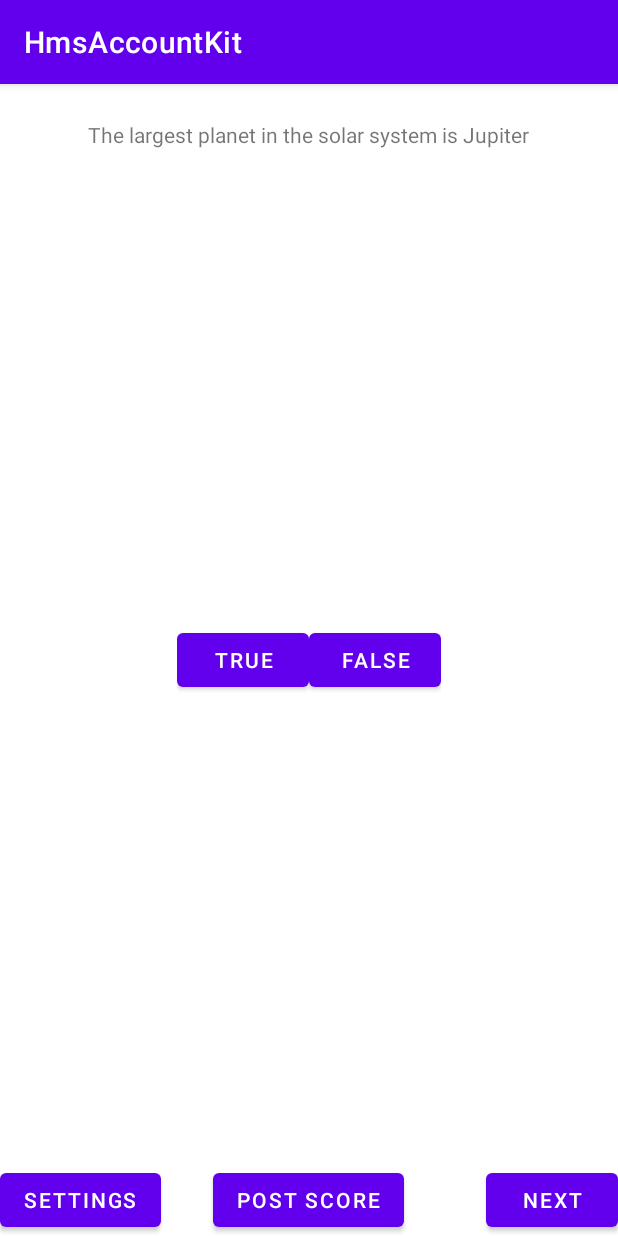
After one commit to srtcayhan/HMSPlayground, an Android app: the AnalyticsActivity screen opened directly, with no data from a screen before it, on a phone screen of 412 x 824 dp. The commit adds this screen. Run offline under Robolectric (Android 15) with nearby library versions, the phone set to English and light mode, and no system bars; libraries missing offline, so code that uses them is left out: com.huawei.hms; 2 statements that could not run were skipped.

Commit message:
analytics kit implemented

```diff
--- a/app/build.gradle
+++ b/app/build.gradle
@@ -66,6 +66,7 @@ dependencies {
     androidTestImplementation 'androidx.test.ext:junit:1.1.3'
     androidTestImplementation 'androidx.test.espresso:espresso-core:3.4.0'
     implementation 'com.huawei.hms:hwid:6.1.0.302'
-    implementation 'com.huawei.agconnect:agcp:1.5.2.300'
+    implementation 'com.huawei.agconnect:agcp:1.6.0.300'
     implementation 'com.huawei.hms:push:5.1.1.301'
+    implementation 'com.huawei.hms:hianalytics:6.3.0.302'
 }
--- /dev/null
+++ b/app/src/main/java/com/example/srtcayhan/hmsaccountkit/AnalyticsActivity.kt
@@ -0,0 +1,124 @@
+package com.example.srtcayhan.hmsaccountkit
+
+import android.content.Intent
+import androidx.appcompat.app.AppCompatActivity
+import android.os.Bundle
+import android.widget.Button
+import android.widget.TextView
+import android.widget.Toast
+import com.huawei.hms.analytics.HiAnalytics
+import com.huawei.hms.analytics.HiAnalyticsInstance
+import com.huawei.hms.analytics.HiAnalyticsTools
+import java.text.SimpleDateFormat
+import java.util.*
+import com.huawei.hms.analytics.type.HAEventType.SUBMITSCORE
+
+import com.huawei.hms.analytics.type.HAParamType.SCORE
+
+class AnalyticsActivity : AppCompatActivity() {
+    private lateinit var btnSetting: Button
+
+    private val questions = arrayOf(R.string.q1, R.string.q2, R.string.q3, R.string.q4, R.string.q5)
+    private val answers = arrayOf(true, true, false, false, true)
+
+    private var curQuestionIdx = 0
+
+    private lateinit var txtQuestion: TextView
+
+    private lateinit var btnNext: Button
+
+    private lateinit var btnTrue: Button
+
+    private lateinit var btnFalse: Button
+
+    private lateinit var postScore: Button
+
+    private var score = 0
+
+    // Define a variable for the Analytics Kit instance.
+    private lateinit var instance: HiAnalyticsInstance
+
+    override fun onCreate(savedInstanceState: Bundle?) {
+        super.onCreate(savedInstanceState)
+        setContentView(R.layout.activity_analytics)
+
+        //  Initialize Analytics Kit.
+        HiAnalyticsTools.enableLog()
+        instance = HiAnalytics.getInstance(this)
+
+        txtQuestion = findViewById(R.id.question_text_view)
+        txtQuestion.setText(questions[curQuestionIdx])
+
+        btnSetting = findViewById(R.id.setting_button)
+        btnSetting.setOnClickListener {
+            val i = Intent(this, SettingActivity::class.java)
+            startActivityForResult(i, 0)
+        }
+
+        btnNext = findViewById(R.id.next_button)
+        btnNext.setOnClickListener {
+            curQuestionIdx = (curQuestionIdx + 1) % questions.size
+            nextQuestion()
+        }
+
+        btnTrue = findViewById(R.id.true_button)
+        btnTrue.setOnClickListener {
+            checkAnswer(true)
+            reportAnswerEvt("true")
+        }
+
+        btnFalse = findViewById(R.id.false_button)
+        btnFalse.setOnClickListener {
+            checkAnswer(false)
+            reportAnswerEvt("false")
+        }
+
+        postScore = findViewById(R.id.post_score_button)
+        postScore.setOnClickListener {
+            postScore()
+        }
+    }
+
+    private fun nextQuestion() {
+        txtQuestion.setText(questions[curQuestionIdx])
+    }
+
+    private fun checkAnswer(answer: Boolean): Boolean {
+        val q = txtQuestion.text.toString().trim()
+        if (answer == answers[curQuestionIdx]) {
+            score += 20
+            Toast.makeText(this, R.string.correct_answer, Toast.LENGTH_SHORT).show()
+            //  Report a custom Event
+
+        } else {
+            Toast.makeText(this, R.string.wrong_answer, Toast.LENGTH_SHORT).show()
+            //  Report a custom Event
+
+        }
+        return answers[curQuestionIdx]
+    }
+
+    private fun reportAnswerEvt(answer: String) {
+        //  Report a custom event.
+        // Event Name: Answer
+        // Event Parameters:
+        //  -- question: String
+        //  -- answer: String
+        //  -- answerTime: String
+        val bundle = Bundle()
+        bundle.putString("question", txtQuestion.text.toString().trim { it <= ' ' })
+        bundle.putString("answer", answer)
+        val sdf = SimpleDateFormat("yyyy-MM-dd HH:mm:ss", Locale.ENGLISH)
+        bundle.putString("answerTime", sdf.format(Date()))
+        // Report a custom event.
+        instance.onEvent("Answer", bundle)
+    }
+
+    private fun postScore() {
+        //  Report the score by using the SUBMITSCORE event.
+        val bundle = Bundle()
+        bundle.putLong(SCORE, score.toLong())
+        // Report a predefined event.
+        instance.onEvent(SUBMITSCORE, bundle)
+    }
+}
--- /dev/null
+++ b/app/src/main/res/layout/activity_analytics.xml
@@ -0,0 +1,55 @@
+<?xml version="1.0" encoding="utf-8"?>
+<FrameLayout xmlns:android="http://schemas.android.com/apk/res/android"
+    android:layout_width="match_parent"
+    android:layout_height="match_parent"
+    >
+
+    <TextView
+        android:id="@+id/question_text_view"
+        android:layout_width="wrap_content"
+        android:layout_height="wrap_content"
+        android:layout_gravity="center_horizontal"
+        android:padding="24dp"
+        />
+
+
+    <LinearLayout
+        android:layout_width="wrap_content"
+        android:layout_height="wrap_content"
+        android:layout_gravity="center_vertical|center_horizontal"
+        android:orientation="horizontal">
+
+        <Button
+            android:id="@+id/true_button"
+            android:layout_width="wrap_content"
+            android:layout_height="wrap_content"
+            android:text="@string/true_button"/>
+
+        <Button
+            android:id="@+id/false_button"
+            android:layout_width="wrap_content"
+            android:layout_height="wrap_content"
+            android:text="@string/false_button"/>
+    </LinearLayout>
+
+    <Button
+        android:id="@+id/setting_button"
+        android:layout_width="wrap_content"
+        android:layout_height="wrap_content"
+        android:layout_gravity="bottom|left"
+        android:text="@string/setting_button"/>
+
+    <Button
+        android:id="@+id/post_score_button"
+        android:layout_width="wrap_content"
+        android:layout_height="wrap_content"
+        android:layout_gravity="bottom|center"
+        android:text="@string/post_score_button"/>
+
+    <Button
+        android:id="@+id/next_button"
+        android:layout_width="wrap_content"
+        android:layout_height="wrap_content"
+        android:layout_gravity="bottom|right"
+        android:text="@string/next_button"/>
+</FrameLayout>
--- a/app/src/main/res/values/strings.xml
+++ b/app/src/main/res/values/strings.xml
@@ -5,4 +5,19 @@
     <string name="silent_signin">Silent SignIn</string>
     <string name="signout">SignOut</string>
     <string name="cancel_authorization">Cancel Authorization</string>
+    <string name="true_button">True</string>
+    <string name="false_button">False</string>
+    <string name="setting_button">Settings</string>
+    <string name="next_button">Next</string>
+    <string name="post_score_button">Post Score</string>
+    <string name="save_setting_button">Save</string>
+    <string name="q1">The largest planet in the solar system is Jupiter</string>
+    <string name="q2">The first Olympic Games were held in Athens, Greece</string>
+    <string name="q3">The violin has 6 strings</string>
+    <string name="q4">Flying bats belong to birds</string>
+    <string name="q5">Sound spreads faster in the water than in the air</string>
+    <string name="wrong_answer">The answer is wrong.</string>
+    <string name="correct_answer">The answer is correct.</string>
+    <string name="favoriate_sport">Favoriate Sport:</string>
+    <string name="start_analytics_activity">Start Analytics Activity</string>
 </resources>
```
Also changed, not shown: app/src/main/AndroidManifest.xml (+18 -6 lines), app/src/main/java/com/example/srtcayhan/hmsaccountkit/MainActivity.kt (+5 -2 lines), app/src/main/java/com/example/srtcayhan/hmsaccountkit/SettingActivity.kt (added, +41 -0 lines), app/src/main/res/layout/activity_main.xml (+9 -0 lines), app/src/main/res/layout/activity_setting.xml (added, +30 -0 lines).
